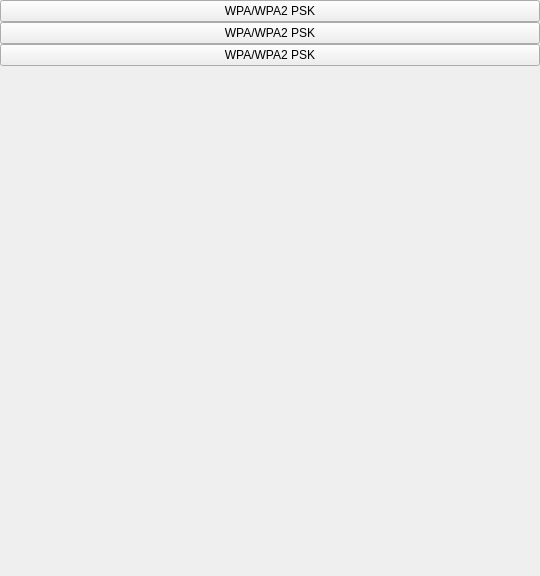
Old version of the form bqSetting/ui/WifiSecurityLayer.ui in the repository bq/cervantes.
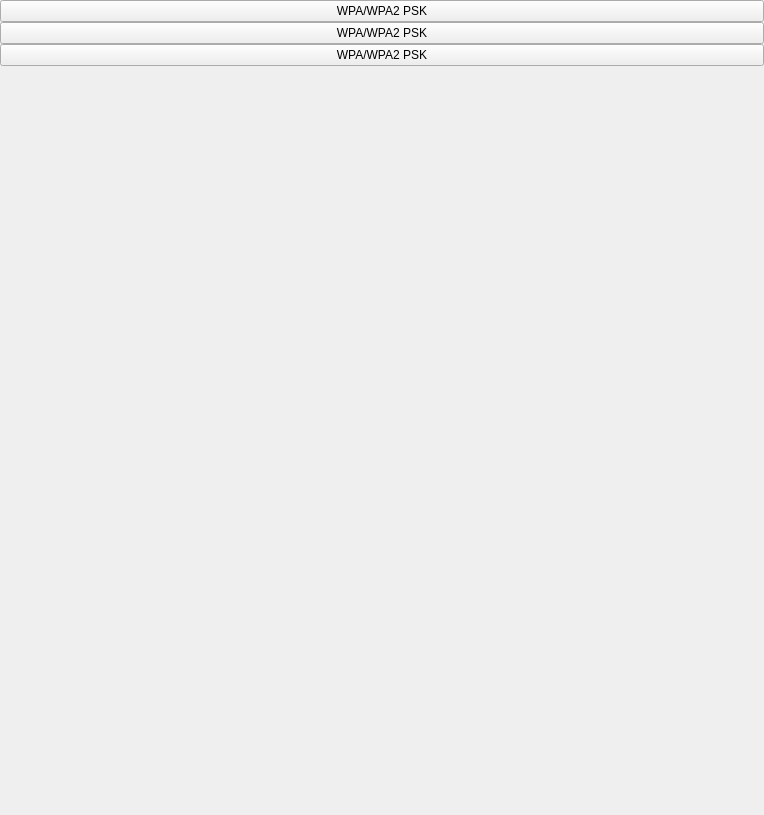
New version of the form.

```diff
--- a/bqSetting/ui/WifiSecurityLayer.ui
+++ b/bqSetting/ui/WifiSecurityLayer.ui
@@ -6,8 +6,8 @@
    <rect>
     <x>0</x>
     <y>0</y>
-    <width>540</width>
-    <height>576</height>
+    <width>764</width>
+    <height>815</height>
    </rect>
   </property>
   <property name="sizePolicy">
@@ -93,8 +93,8 @@
      </property>
      <property name="sizeHint" stdset="0">
       <size>
-       <width>20</width>
-       <height>40</height>
+       <width>28</width>
+       <height>57</height>
       </size>
      </property>
     </spacer>
```
Left out of the diff: 6 changed lines with no effect on the pictures.
